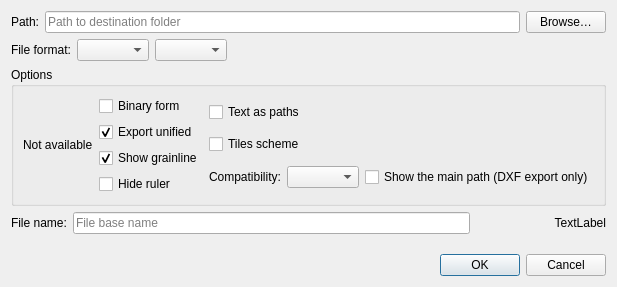
The window that src/app/puzzle/dialogs/dialogsavemanuallayout.ui (equinox-patterns/Ostara) describes before a commit, drawn with Qt 5.
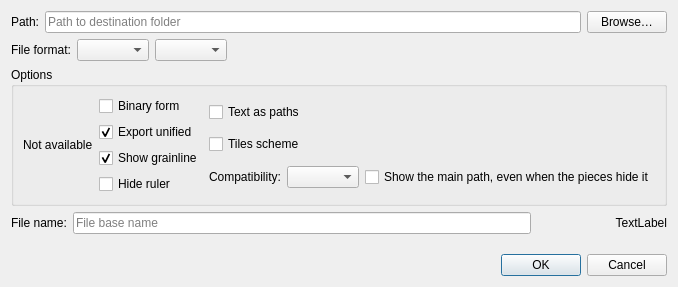
The same window after the commit. Icons and pictures are not drawn.

Commit message: La dialog d'export des pièces s'allège et se règle sur son contenu

Diff of the .ui file:
```diff
--- a/src/app/puzzle/dialogs/dialogsavemanuallayout.ui
+++ b/src/app/puzzle/dialogs/dialogsavemanuallayout.ui
@@ -207,7 +207,7 @@
                <string>Exports the pieces as if their main path were visible: each piece then has both its cutting line and its sew line. Nothing is changed in the pattern.</string>
               </property>
               <property name="text">
-               <string>Show the main path (DXF export only)</string>
+               <string>Show the main path, even when the pieces hide it</string>
               </property>
              </widget>
             </item>
```
The commit also changes 4 other files.
